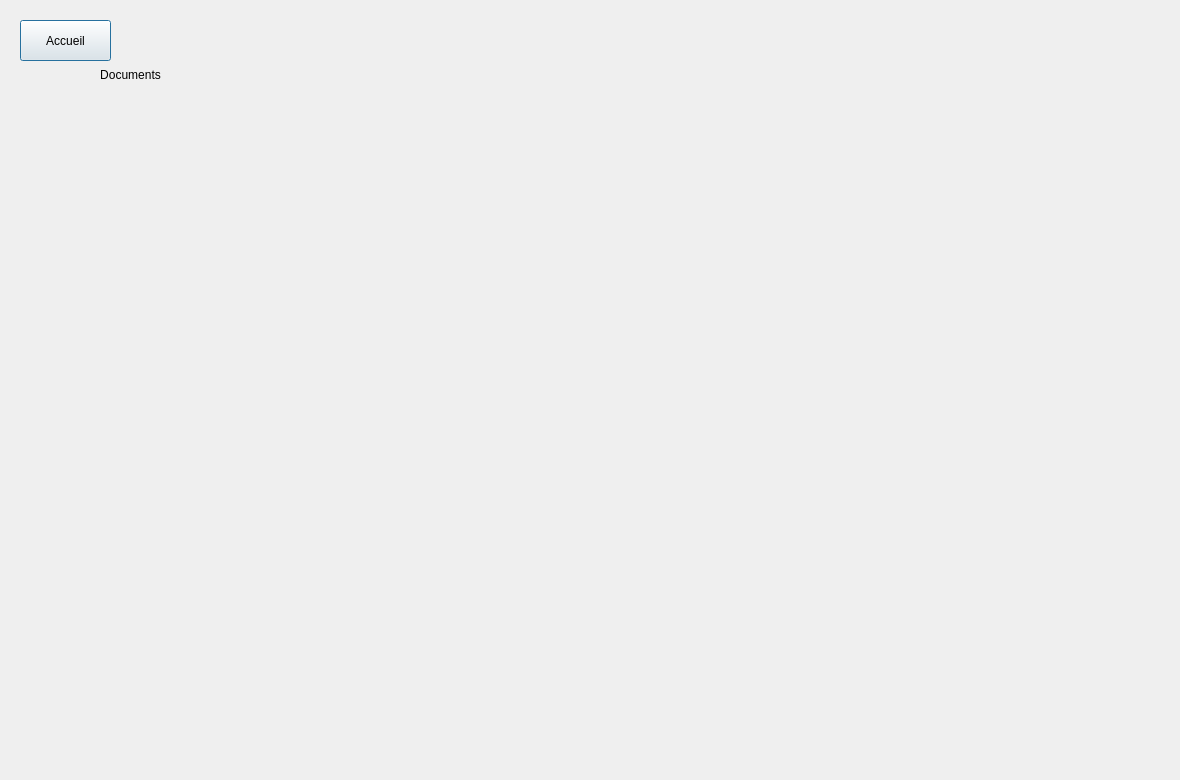
This is Projet_Ajour/document.ui in simzrch/Projet_Entremont as Qt 5 draws it before an edit. The edited form follows.
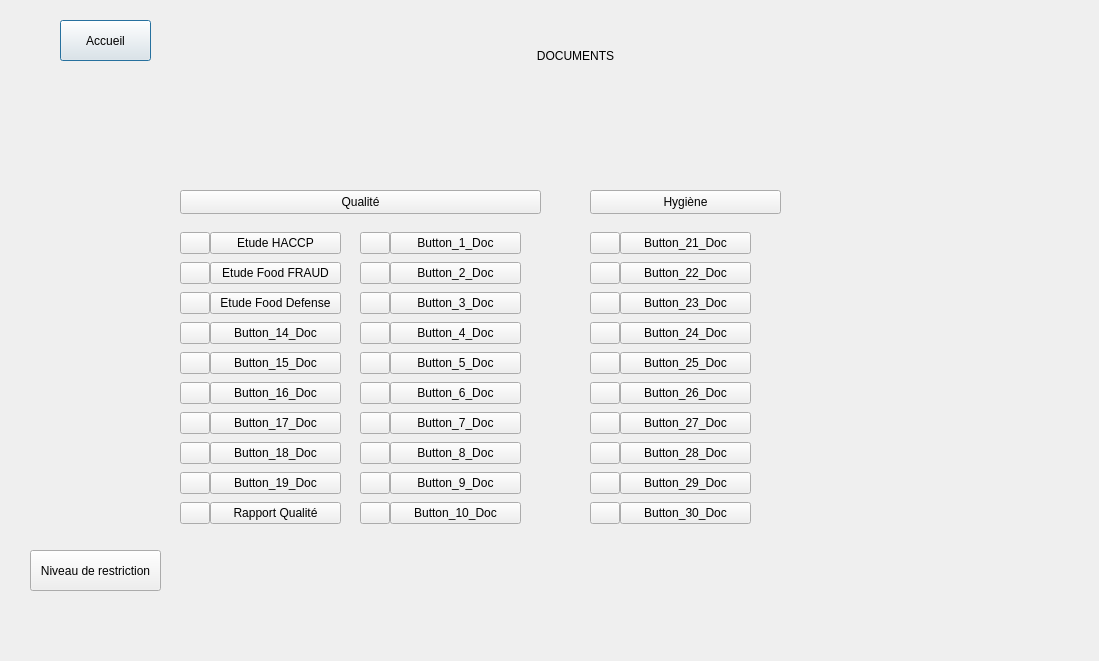
This is the edited form. Icons and pictures are not drawn.

Commit message: ajout domaine module document : documentPage formulairedocument

Patch:
```diff
--- a/Projet_Ajour/document.ui
+++ b/Projet_Ajour/document.ui
@@ -6,8 +6,8 @@
    <rect>
     <x>0</x>
     <y>0</y>
-    <width>1180</width>
-    <height>780</height>
+    <width>1099</width>
+    <height>661</height>
    </rect>
   </property>
   <property name="windowTitle">
@@ -16,14 +16,14 @@
   <widget class="QLabel" name="label">
    <property name="geometry">
     <rect>
-     <x>30</x>
-     <y>59</y>
-     <width>201</width>
-     <height>31</height>
+     <x>460</x>
+     <y>30</y>
+     <width>231</width>
+     <height>51</height>
     </rect>
    </property>
    <property name="text">
-    <string>Documents</string>
+    <string>DOCUMENTS</string>
    </property>
    <property name="alignment">
     <set>Qt::AlignCenter</set>
@@ -32,7 +32,7 @@
   <widget class="QPushButton" name="ButtonAccueil">
    <property name="geometry">
     <rect>
-     <x>20</x>
+     <x>60</x>
      <y>20</y>
      <width>91</width>
      <height>41</height>
@@ -42,6 +42,657 @@
     <string>Accueil</string>
    </property>
   </widget>
+  <widget class="QPushButton" name="Button_1">
+   <property name="geometry">
+    <rect>
+     <x>180</x>
+     <y>190</y>
+     <width>361</width>
+     <height>24</height>
+    </rect>
+   </property>
+   <property name="text">
+    <string>Qualité</string>
+   </property>
+  </widget>
+  <widget class="QPushButton" name="Button_2">
+   <property name="geometry">
+    <rect>
+     <x>590</x>
+     <y>190</y>
+     <width>191</width>
+     <height>24</height>
+    </rect>
+   </property>
+   <property name="text">
+    <string>Hygiène</string>
+   </property>
+  </widget>
+  <widget class="QWidget" name="verticalLayoutWidget">
+   <property name="geometry">
+    <rect>
+     <x>390</x>
+     <y>230</y>
+     <width>131</width>
+     <height>296</height>
+    </rect>
+   </property>
+   <layout class="QVBoxLayout" name="verticalLayout">
+    <item>
+     <widget class="QPushButton" name="Button_1_Doc">
+      <property name="text">
+       <string>Button_1_Doc</string>
+      </property>
+     </widget>
+    </item>
+    <item>
+     <widget class="QPushButton" name="Button_2_Doc">
+      <property name="text">
+       <string>Button_2_Doc</string>
+      </property>
+     </widget>
+    </item>
+    <item>
+     <widget class="QPushButton" name="Button_3_Doc">
+      <property name="text">
+       <string>Button_3_Doc</string>
+      </property>
+     </widget>
+    </item>
+    <item>
+     <widget class="QPushButton" name="Button_4_Doc">
+      <property name="text">
+       <string>Button_4_Doc</string>
+      </property>
+     </widget>
+    </item>
+    <item>
+     <widget class="QPushButton" name="Button_5_Doc">
+      <property name="text">
+       <string>Button_5_Doc</string>
+      </property>
+     </widget>
+    </item>
+    <item>
+     <widget class="QPushButton" name="Button_6_Doc">
+      <property name="text">
+       <string>Button_6_Doc</string>
+      </property>
+     </widget>
+    </item>
+    <item>
+     <widget class="QPushButton" name="Button_7_Doc">
+      <property name="text">
+       <string>Button_7_Doc</string>
+      </property>
+     </widget>
+    </item>
+    <item>
+     <widget class="QPushButton" name="Button_8_Doc">
+      <property name="text">
+       <string>Button_8_Doc</string>
+      </property>
+     </widget>
+    </item>
+    <item>
+     <widget class="QPushButton" name="Button_10_Doc">
+      <property name="text">
+       <string>Button_9_Doc</string>
+      </property>
+     </widget>
+    </item>
+    <item>
+     <widget class="QPushButton" name="Button_9_Doc">
+      <property name="text">
+       <string>Button_10_Doc</string>
+      </property>
+     </widget>
+    </item>
+   </layout>
+  </widget>
+  <widget class="QWidget" name="verticalLayoutWidget_2">
+   <property name="geometry">
+    <rect>
+     <x>210</x>
+     <y>230</y>
+     <width>131</width>
+     <height>296</height>
+    </rect>
+   </property>
+   <layout class="QVBoxLayout" name="verticalLayout_2">
+    <item>
+     <widget class="QPushButton" name="Button_11_Doc">
+      <property name="text">
+       <string>Etude HACCP</string>
+      </property>
+     </widget>
+    </item>
+    <item>
+     <widget class="QPushButton" name="Button_12_Doc">
+      <property name="text">
+       <string>Etude Food FRAUD</string>
+      </property>
+     </widget>
+    </item>
+    <item>
+     <widget class="QPushButton" name="Button_13_Doc">
+      <property name="text">
+       <string>Etude Food Defense</string>
+      </property>
+     </widget>
+    </item>
+    <item>
+     <widget class="QPushButton" name="Button_14_Doc">
+      <property name="text">
+       <string>Button_14_Doc</string>
+      </property>
+     </widget>
+    </item>
+    <item>
+     <widget class="QPushButton" name="Button_15_Doc">
+      <property name="text">
+       <string>Button_15_Doc</string>
+      </property>
+     </widget>
+    </item>
+    <item>
+     <widget class="QPushButton" name="Button_16_Doc">
+      <property name="text">
+       <string>Button_16_Doc</string>
+      </property>
+     </widget>
+    </item>
+    <item>
+     <widget class="QPushButton" name="Button_17_Doc">
+      <property name="text">
+       <string>Button_17_Doc</string>
+      </property>
+     </widget>
+    </item>
+    <item>
+     <widget class="QPushButton" name="Button_18_Doc">
+      <property name="text">
+       <string>Button_18_Doc</string>
+      </property>
+     </widget>
+    </item>
+    <item>
+     <widget class="QPushButton" name="Button_19_Doc">
+      <property name="text">
+       <string>Button_19_Doc</string>
+      </property>
+     </widget>
+    </item>
+    <item>
+     <widget class="QPushButton" name="Button_20_Doc">
+      <property name="text">
+       <string>Rapport Qualité</string>
+      </property>
+     </widget>
+    </item>
+   </layout>
+  </widget>
+  <widget class="QWidget" name="verticalLayoutWidget_3">
+   <property name="geometry">
+    <rect>
+     <x>620</x>
+     <y>230</y>
+     <width>131</width>
+     <height>296</height>
+    </rect>
+   </property>
+   <layout class="QVBoxLayout" name="verticalLayout_3">
+    <item>
+     <widget class="QPushButton" name="Button_21_Doc">
+      <property name="text">
+       <string>Button_21_Doc</string>
+      </property>
+     </widget>
+    </item>
+    <item>
+     <widget class="QPushButton" name="Button_22_Doc">
+      <property name="text">
+       <string>Button_22_Doc</string>
+      </property>
+     </widget>
+    </item>
+    <item>
+     <widget class="QPushButton" name="Button_23_Doc">
+      <property name="text">
+       <string>Button_23_Doc</string>
+      </property>
+     </widget>
+    </item>
+    <item>
+     <widget class="QPushButton" name="Button_24_Doc">
+      <property name="text">
+       <string>Button_24_Doc</string>
+      </property>
+     </widget>
+    </item>
+    <item>
+     <widget class="QPushButton" name="Button_25_Doc">
+      <property name="text">
+       <string>Button_25_Doc</string>
+      </property>
+     </widget>
+    </item>
+    <item>
+     <widget class="QPushButton" name="Button_26_Doc">
+      <property name="text">
+       <string>Button_26_Doc</string>
+      </property>
+     </widget>
+    </item>
+    <item>
+     <widget class="QPushButton" name="Button_27_Doc">
+      <property name="text">
+       <string>Button_27_Doc</string>
+      </property>
+     </widget>
+    </item>
+    <item>
+     <widget class="QPushButton" name="Button_28_Doc">
+      <property name="text">
+       <string>Button_28_Doc</string>
+      </property>
+     </widget>
+    </item>
+    <item>
+     <widget class="QPushButton" name="Button_29_Doc">
+      <property name="text">
+       <string>Button_29_Doc</string>
+      </property>
+     </widget>
+    </item>
+    <item>
+     <widget class="QPushButton" name="Button_30_Doc">
+      <property name="text">
+       <string>Button_30_Doc</string>
+      </property>
+     </widget>
+    </item>
+   </layout>
+  </widget>
+  <widget class="QPushButton" name="pushButton_44">
+   <property name="geometry">
+    <rect>
+     <x>30</x>
+     <y>550</y>
+     <width>131</width>
+     <height>41</height>
+    </rect>
+   </property>
+   <property name="text">
+    <string>Niveau de restriction</string>
+   </property>
+  </widget>
+  <widget class="QWidget" name="verticalLayoutWidget_4">
+   <property name="geometry">
+    <rect>
+     <x>180</x>
+     <y>230</y>
+     <width>30</width>
+     <height>296</height>
+    </rect>
+   </property>
+   <layout class="QVBoxLayout" name="verticalLayout_5">
+    <item>
+     <widget class="QPushButton" name="pushButton_4">
+      <property name="text">
+       <string/>
+      </property>
+      <property name="icon">
+       <iconset>
+        <normaloff>crayon.png</normaloff>crayon.png</iconset>
+      </property>
+     </widget>
+    </item>
+    <item>
+     <widget class="QPushButton" name="pushButton_3">
+      <property name="text">
+       <string/>
+      </property>
+      <property name="icon">
+       <iconset>
+        <normaloff>crayon.png</normaloff>crayon.png</iconset>
+      </property>
+     </widget>
+    </item>
+    <item>
+     <widget class="QPushButton" name="pushButton_5">
+      <property name="text">
+       <string/>
+      </property>
+      <property name="icon">
+       <iconset>
+        <normaloff>crayon.png</normaloff>crayon.png</iconset>
+      </property>
+     </widget>
+    </item>
+    <item>
+     <widget class="QPushButton" name="pushButton_7">
+      <property name="text">
+       <string/>
+      </property>
+      <property name="icon">
+       <iconset>
+        <normaloff>crayon.png</normaloff>crayon.png</iconset>
+      </property>
+     </widget>
+    </item>
+    <item>
+     <widget class="QPushButton" name="pushButton_8">
+      <property name="text">
+       <string/>
+      </property>
+      <property name="icon">
+       <iconset>
+        <normaloff>crayon.png</normaloff>crayon.png</iconset>
+      </property>
+     </widget>
+    </item>
+    <item>
+     <widget class="QPushButton" name="pushButton_9">
+      <property name="text">
+       <string/>
+      </property>
+      <property name="icon">
+       <iconset>
+        <normaloff>crayon.png</normaloff>crayon.png</iconset>
+      </property>
+     </widget>
+    </item>
+    <item>
+     <widget class="QPushButton" name="pushButton_10">
+      <property name="text">
+       <string/>
+      </property>
+      <property name="icon">
+       <iconset>
+        <normaloff>crayon.png</normaloff>crayon.png</iconset>
+      </property>
+     </widget>
+    </item>
+    <item>
+     <widget class="QPushButton" name="pushButton_11">
+      <property name="text">
+       <string/>
+      </property>
+      <property name="icon">
+       <iconset>
+        <normaloff>crayon.png</normaloff>crayon.png</iconset>
+      </property>
+     </widget>
+    </item>
+    <item>
+     <widget class="QPushButton" name="pushButton_12">
+      <property name="text">
+       <string/>
+      </property>
+      <property name="icon">
+       <iconset>
+        <normaloff>crayon.png</normaloff>crayon.png</iconset>
+      </property>
+     </widget>
+    </item>
+    <item>
+     <widget class="QPushButton" name="pushButton_6">
+      <property name="text">
+       <string/>
+      </property>
+      <property name="icon">
+       <iconset>
+        <normaloff>crayon.png</normaloff>crayon.png</iconset>
+      </property>
+     </widget>
+    </item>
+   </layout>
+  </widget>
+  <widget class="QWidget" name="verticalLayoutWidget_5">
+   <property name="geometry">
+    <rect>
+     <x>360</x>
+     <y>230</y>
+     <width>30</width>
+     <height>296</height>
+    </rect>
+   </property>
+   <layout class="QVBoxLayout" name="verticalLayout_6">
+    <item>
+     <widget class="QPushButton" name="pushButton_13">
+      <property name="text">
+       <string/>
+      </property>
+      <property name="icon">
+       <iconset>
+        <normaloff>crayon.png</normaloff>crayon.png</iconset>
+      </property>
+     </widget>
+    </item>
+    <item>
+     <widget class="QPushButton" name="pushButton_14">
+      <property name="text">
+       <string/>
+      </property>
+      <property name="icon">
+       <iconset>
+        <normaloff>crayon.png</normaloff>crayon.png</iconset>
+      </property>
+     </widget>
+    </item>
+    <item>
+     <widget class="QPushButton" name="pushButton_15">
+      <property name="text">
+       <string/>
+      </property>
+      <property name="icon">
+       <iconset>
+        <normaloff>crayon.png</normaloff>crayon.png</iconset>
+      </property>
+     </widget>
+    </item>
+    <item>
+     <widget class="QPushButton" name="pushButton_16">
+      <property name="text">
+       <string/>
+      </property>
+      <property name="icon">
+       <iconset>
+        <normaloff>crayon.png</normaloff>crayon.png</iconset>
+      </property>
+     </widget>
+    </item>
+    <item>
+     <widget class="QPushButton" name="pushButton_17">
+      <property name="text">
+       <string/>
+      </property>
+      <property name="icon">
+       <iconset>
+        <normaloff>crayon.png</normaloff>crayon.png</iconset>
+      </property>
+     </widget>
+    </item>
+    <item>
+     <widget class="QPushButton" name="pushButton_18">
+      <property name="text">
+       <string/>
+      </property>
+      <property name="icon">
+       <iconset>
+        <normaloff>crayon.png</normaloff>crayon.png</iconset>
+      </property>
+     </widget>
+    </item>
+    <item>
+     <widget class="QPushButton" name="pushButton_19">
+      <property name="text">
+       <string/>
+      </property>
+      <property name="icon">
+       <iconset>
+        <normaloff>crayon.png</normaloff>crayon.png</iconset>
+      </property>
+     </widget>
+    </item>
+    <item>
+     <widget class="QPushButton" name="pushButton_21">
+      <property name="text">
+       <string/>
+      </property>
+      <property name="icon">
+       <iconset>
+        <normaloff>crayon.png</normaloff>crayon.png</iconset>
+      </property>
+     </widget>
+    </item>
+    <item>
+     <widget class="QPushButton" name="pushButton_22">
+      <property name="text">
+       <string/>
+      </property>
+      <property name="icon">
+       <iconset>
+        <normaloff>crayon.png</normaloff>crayon.png</iconset>
+      </property>
+     </widget>
+    </item>
+    <item>
+     <widget class="QPushButton" name="pushButton_23">
+      <property name="text">
+       <string/>
+      </property>
+      <property name="icon">
+       <iconset>
+        <normaloff>crayon.png</normaloff>crayon.png</iconset>
+      </property>
+     </widget>
+    </item>
+   </layout>
+  </widget>
+  <widget class="QWidget" name="verticalLayoutWidget_6">
+   <property name="geometry">
+    <rect>
+     <x>590</x>
+     <y>230</y>
+     <width>30</width>
+     <height>296</height>
+    </rect>
+   </property>
+   <layout class="QVBoxLayout" name="verticalLayout_7">
+    <item>
+     <widget class="QPushButton" name="pushButton_24">
+      <property name="text">
+       <string/>
+      </property>
+      <property name="icon">
+       <iconset>
+        <normaloff>crayon.png</normaloff>crayon.png</iconset>
+      </property>
+     </widget>
+    </item>
+    <item>
+     <widget class="QPushButton" name="pushButton_25">
+      <property name="text">
+       <string/>
+      </property>
+      <property name="icon">
+       <iconset>
+        <normaloff>crayon.png</normaloff>crayon.png</iconset>
+      </property>
+     </widget>
+    </item>
+    <item>
+     <widget class="QPushButton" name="pushButton_26">
+      <property name="text">
+       <string/>
+      </property>
+      <property name="icon">
+       <iconset>
+        <normaloff>crayon.png</normaloff>crayon.png</iconset>
+      </property>
+     </widget>
+    </item>
+    <item>
+     <widget class="QPushButton" name="pushButton_27">
+      <property name="text">
+       <string/>
+      </property>
+      <property name="icon">
+       <iconset>
+        <normaloff>crayon.png</normaloff>crayon.png</iconset>
+      </property>
+     </widget>
+    </item>
+    <item>
+     <widget class="QPushButton" name="pushButton_28">
+      <property name="text">
+       <string/>
+      </property>
+      <property name="icon">
+       <iconset>
+        <normaloff>crayon.png</normaloff>crayon.png</iconset>
+      </property>
+     </widget>
+    </item>
+    <item>
+     <widget class="QPushButton" name="pushButton_29">
+      <property name="text">
+       <string/>
+      </property>
+      <property name="icon">
+       <iconset>
+        <normaloff>crayon.png</normaloff>crayon.png</iconset>
+      </property>
+     </widget>
+    </item>
+    <item>
+     <widget class="QPushButton" name="pushButton_30">
+      <property name="text">
+       <string/>
+      </property>
+      <property name="icon">
+       <iconset>
+        <normaloff>crayon.png</normaloff>crayon.png</iconset>
+      </property>
+     </widget>
+    </item>
+    <item>
+     <widget class="QPushButton" name="pushButton_31">
+      <property name="text">
+       <string/>
+      </property>
+      <property name="icon">
+       <iconset>
+        <normaloff>crayon.png</normaloff>crayon.png</iconset>
+      </property>
+     </widget>
+    </item>
+    <item>
+     <widget class="QPushButton" name="pushButton_32">
+      <property name="text">
+       <string/>
+      </property>
+      <property name="icon">
+       <iconset>
+        <normaloff>crayon.png</normaloff>crayon.png</iconset>
+      </property>
+     </widget>
+    </item>
+    <item>
+     <widget class="QPushButton" name="pushButton_33">
+      <property name="text">
+       <string/>
+      </property>
+      <property name="icon">
+       <iconset>
+        <normaloff>crayon.png</normaloff>crayon.png</iconset>
+      </property>
+     </widget>
+    </item>
+   </layout>
+  </widget>
  </widget>
  <resources/>
  <connections/>
```
The commit also changes 6 other files.
